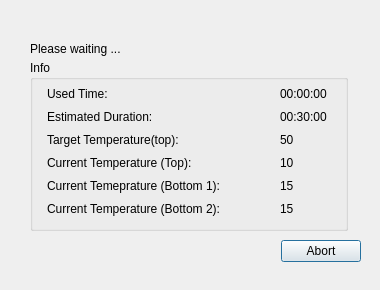
Liyezhong/Master, file ServiceSW/Master/Components/Diagnostics/Forms/OvenHeatingTestEmptyTimingDialog.ui: the form before one commit.
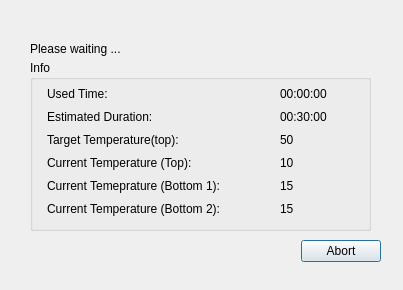
The form after the commit.

```diff
--- a/ServiceSW/Master/Components/Diagnostics/Forms/OvenHeatingTestEmptyTimingDialog.ui
+++ b/ServiceSW/Master/Components/Diagnostics/Forms/OvenHeatingTestEmptyTimingDialog.ui
@@ -6,7 +6,7 @@
    <rect>
     <x>0</x>
     <y>0</y>
-    <width>380</width>
+    <width>403</width>
     <height>290</height>
    </rect>
   </property>
@@ -18,7 +18,7 @@
     <rect>
      <x>30</x>
      <y>60</y>
-     <width>318</width>
+     <width>341</width>
      <height>171</height>
     </rect>
    </property>
@@ -95,7 +95,7 @@
      <rect>
       <x>250</x>
       <y>71</y>
-      <width>61</width>
+      <width>81</width>
       <height>17</height>
      </rect>
     </property>
@@ -211,7 +211,7 @@
   <widget class="QWidget" name="horizontalLayoutWidget">
    <property name="geometry">
     <rect>
-     <x>210</x>
+     <x>230</x>
      <y>240</y>
      <width>151</width>
      <height>51</height>
```
